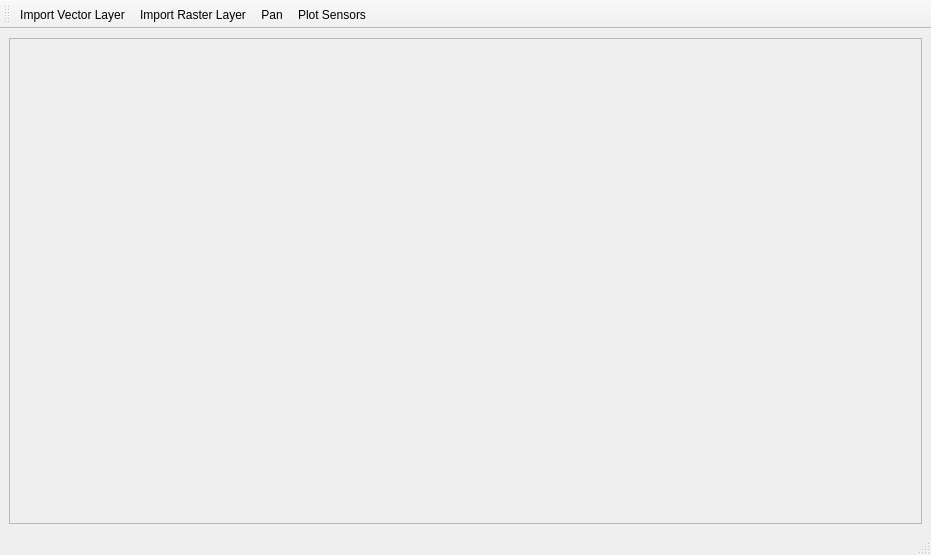
aayux/smart-grid, file ui_files/smartgrid_gui.ui: the form before one commit.
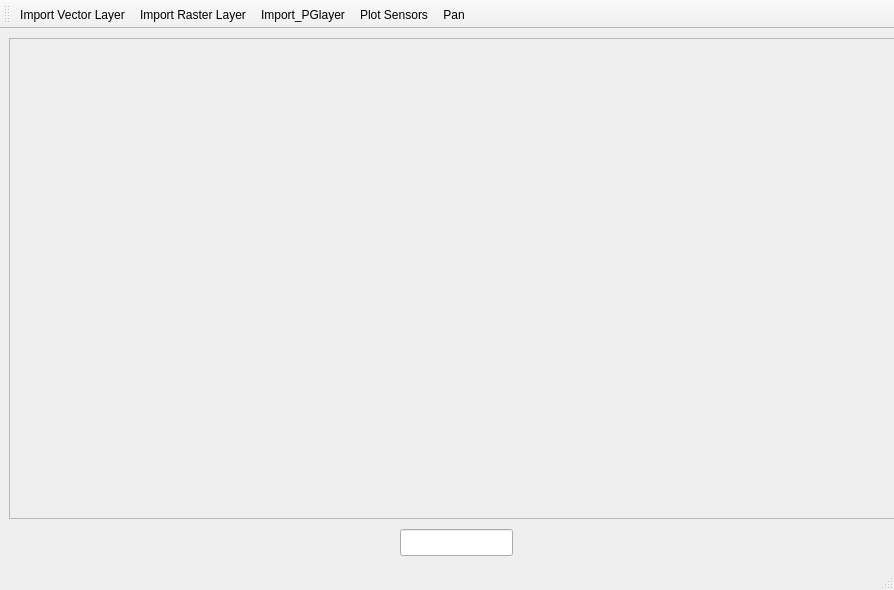
The form after the commit. Icons and pictures are not drawn.

Patch:
```diff
--- a/ui_files/smartgrid_gui.ui
+++ b/ui_files/smartgrid_gui.ui
@@ -6,17 +6,23 @@
    <rect>
     <x>0</x>
     <y>0</y>
-    <width>931</width>
-    <height>555</height>
+    <width>894</width>
+    <height>590</height>
    </rect>
   </property>
   <property name="windowTitle">
    <string>MainWindow</string>
   </property>
   <widget class="QWidget" name="centralwidget">
-   <layout class="QGridLayout" name="gridLayout">
-    <item row="0" column="0">
      <widget class="QFrame" name="frame">
+    <property name="geometry">
+     <rect>
+      <x>9</x>
+      <y>9</y>
+      <width>891</width>
+      <height>481</height>
+     </rect>
+    </property>
       <property name="frameShape">
        <enum>QFrame::StyledPanel</enum>
       </property>
@@ -24,10 +30,17 @@
        <enum>QFrame::Raised</enum>
       </property>
      </widget>
-    </item>
-   </layout>
-  </widget>
-  <widget class="QStatusBar" name="statusbar"/>
+   <widget class="QLineEdit" name="lineEdit">
+    <property name="geometry">
+     <rect>
+      <x>400</x>
+      <y>500</y>
+      <width>113</width>
+      <height>27</height>
+     </rect>
+    </property>
+   </widget>
+  </widget>
   <widget class="QToolBar" name="toolBar">
    <property name="windowTitle">
     <string>toolBar</string>
@@ -40,9 +53,11 @@
    </attribute>
    <addaction name="actionImport_Vlayer"/>
    <addaction name="actionImport_Rlayer"/>
-   <addaction name="actionPan"/>
+   <addaction name="actionImport_PGlayer"/>
    <addaction name="actionPlot_Sensors"/>
+   <addaction name="actionPan"/>
   </widget>
+  <widget class="QStatusBar" name="statusbar"/>
   <action name="actionImport_Vlayer">
    <property name="checkable">
     <bool>true</bool>
@@ -103,6 +118,14 @@
     <string>Click to pan</string>
    </property>
   </action>
+  <action name="actionImport_PGlayer">
+   <property name="text">
+    <string>Import_PGlayer</string>
+   </property>
+   <property name="toolTip">
+    <string>Import_PGlayer</string>
+   </property>
+  </action>
  </widget>
  <resources/>
  <connections/>
```
Lines whose indentation alone changed are shown as unchanged.
